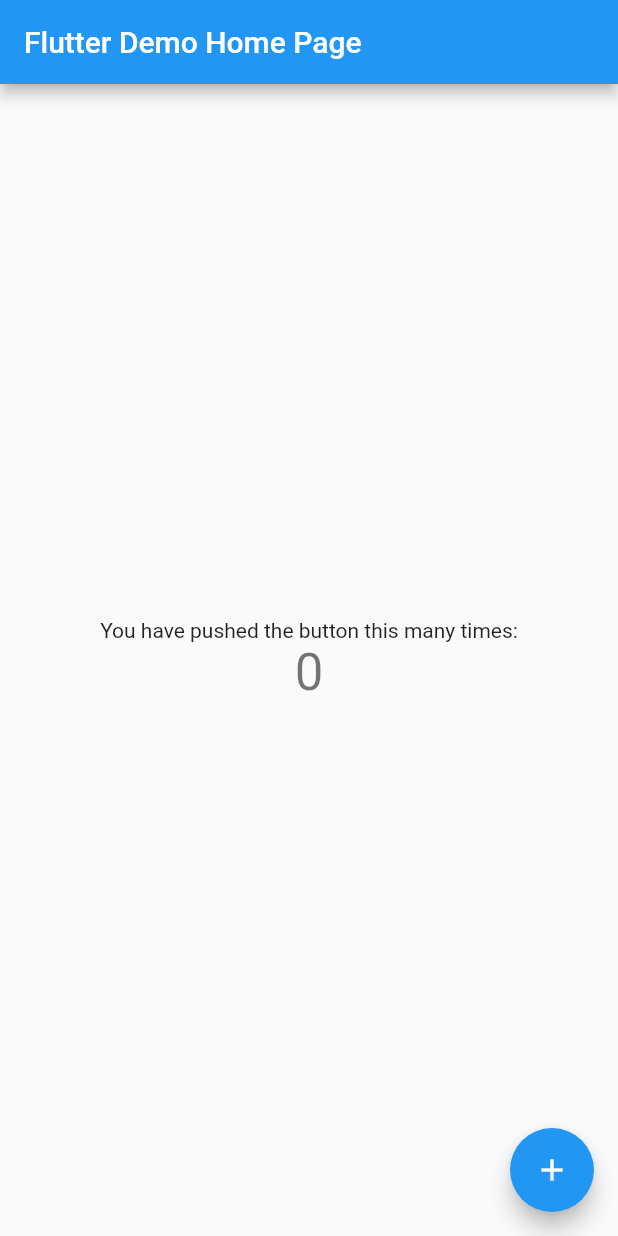
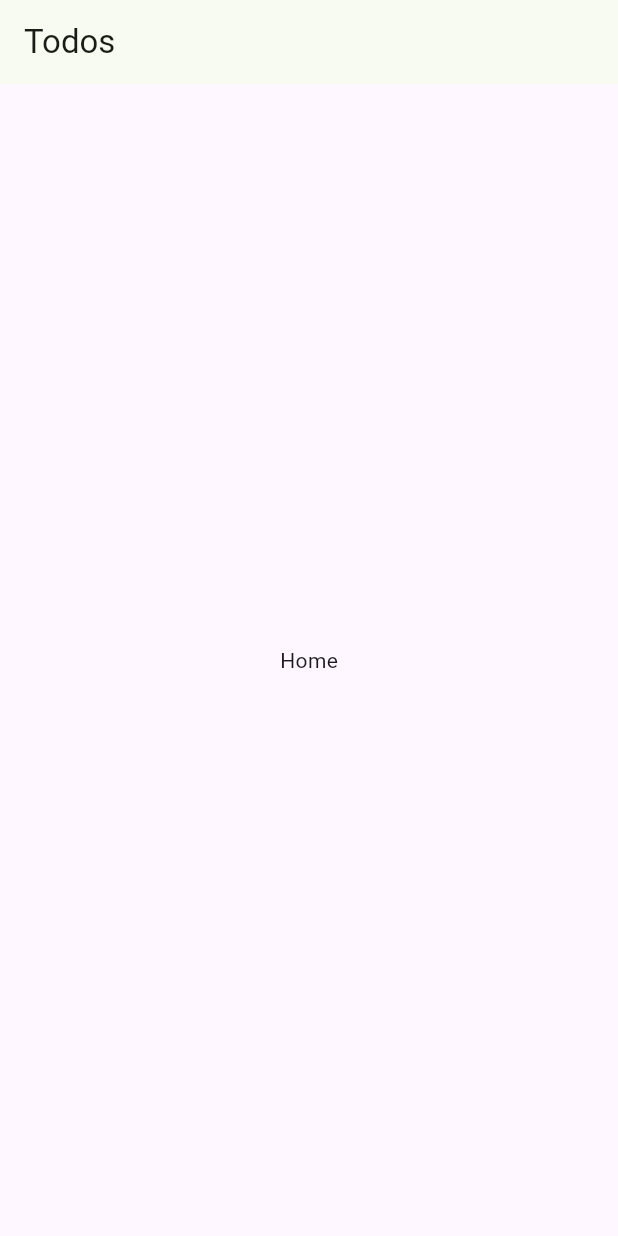
Before and after one commit to jordisabat/flutter_todo, a Flutter app: the screen it shows after launch, on a phone screen of 412 x 824 dp. Run offline on Flutter 3.47's test engine with Material 2 defaults, Android fonts, the phone set to English and light mode, and no system bars; our stand-ins replace flutter_riverpod, freezed_annotation, go_router.

Commit message:
set up presentation main app

```diff
--- a/lib/data/repository/todos_impl.dart
+++ b/lib/data/repository/todos_impl.dart
@@ -15,7 +15,7 @@ class TodosRepositoryImpl extends TodosRepository {
   @override
   Future<Todos> getTodos() async {
     final content = await files.read(path);
-    if (content == null) return const Todos(todos: []);
+    if (content == null) return const Todos(values: []);
     return Todos.fromJson(jsonDecode(content));
   }
 
--- a/lib/main.dart
+++ b/lib/main.dart
@@ -1,70 +1,9 @@
 import 'package:flutter/material.dart';
 import 'package:flutter_riverpod/flutter_riverpod.dart';
+import 'package:flutter_todo/presentation/app.dart';
 
 void main() {
   runApp(
-    const ProviderScope(child: MyApp()),
+    const ProviderScope(child: TodosApp()),
   );
 }
-
-class MyApp extends StatelessWidget {
-  const MyApp({super.key});
-
-  @override
-  Widget build(BuildContext context) {
-    return MaterialApp(
-      title: 'Flutter Demo',
-      theme: ThemeData(
-        primarySwatch: Colors.blue,
-      ),
-      home: const MyHomePage(title: 'Flutter Demo Home Page'),
-    );
-  }
-}
-
-class MyHomePage extends StatefulWidget {
-  const MyHomePage({super.key, required this.title});
-
-  final String title;
-
-  @override
-  State<MyHomePage> createState() => _MyHomePageState();
-}
-
-class _MyHomePageState extends State<MyHomePage> {
-  int _counter = 0;
-
-  void _incrementCounter() {
-    setState(() {
-      _counter++;
-    });
-  }
-
-  @override
-  Widget build(BuildContext context) {
-    return Scaffold(
-      appBar: AppBar(
-        title: Text(widget.title),
-      ),
-      body: Center(
-        child: Column(
-          mainAxisAlignment: MainAxisAlignment.center,
-          children: <Widget>[
-            const Text(
-              'You have pushed the button this many times:',
-            ),
-            Text(
-              '$_counter',
-              style: Theme.of(context).textTheme.headlineMedium,
-            ),
-          ],
-        ),
-      ),
-      floatingActionButton: FloatingActionButton(
-        onPressed: _incrementCounter,
-        tooltip: 'Increment',
-        child: const Icon(Icons.add),
-      ),
-    );
-  }
-}
--- /dev/null
+++ b/lib/presentation/app.dart
@@ -0,0 +1,31 @@
+import 'package:flutter/material.dart';
+import 'package:flutter_todo/presentation/router.dart';
+
+class TodosApp extends StatelessWidget {
+  const TodosApp({super.key});
+
+  @override
+  Widget build(BuildContext context) {
+    const color = Colors.green;
+    return MaterialApp.router(
+      debugShowCheckedModeBanner: false,
+      title: 'Todos',
+      routeInformationParser: router.routeInformationParser,
+      routeInformationProvider: router.routeInformationProvider,
+      routerDelegate: router.routerDelegate,
+      theme: ThemeData.light(useMaterial3: true).copyWith(
+        colorScheme: ColorScheme.fromSeed(
+          seedColor: color,
+          brightness: Brightness.light,
+        ),
+      ),
+      darkTheme: ThemeData.dark(useMaterial3: true).copyWith(
+        colorScheme: ColorScheme.fromSeed(
+          seedColor: color,
+          brightness: Brightness.dark,
+        ),
+      ),
+      themeMode: ThemeMode.system,
+    );
+  }
+}
--- /dev/null
+++ b/lib/presentation/router.dart
@@ -0,0 +1,12 @@
+import 'package:flutter_todo/presentation/view/home.dart';
+import 'package:go_router/go_router.dart';
+
+final router = GoRouter(
+  initialLocation: '/',
+  routes: [
+    GoRoute(
+      path: '/',
+      builder: (context, state) => const Home(),
+    ),
+  ],
+);
--- /dev/null
+++ b/lib/presentation/view/home.dart
@@ -0,0 +1,18 @@
+import 'package:flutter/cupertino.dart';
+import 'package:flutter/material.dart';
+
+class Home extends StatelessWidget {
+  const Home({super.key});
+
+  @override
+  Widget build(BuildContext context) {
+    return Scaffold(
+      appBar: AppBar(
+        title: const Text('Todos'),
+      ),
+      body: const Center(
+        child: Text('Home'),
+      ),
+    );
+  }
+}
--- a/pubspec.yaml
+++ b/pubspec.yaml
@@ -18,6 +18,7 @@ dependencies:
   json_annotation: ^4.8.0
   flutter_riverpod: ^2.3.4
   collection: ^1.17.0
+  go_router: ^6.5.5
 
 dev_dependencies:
   flutter_test:
```
Also changed, not shown: pubspec.lock, 3 other files.
